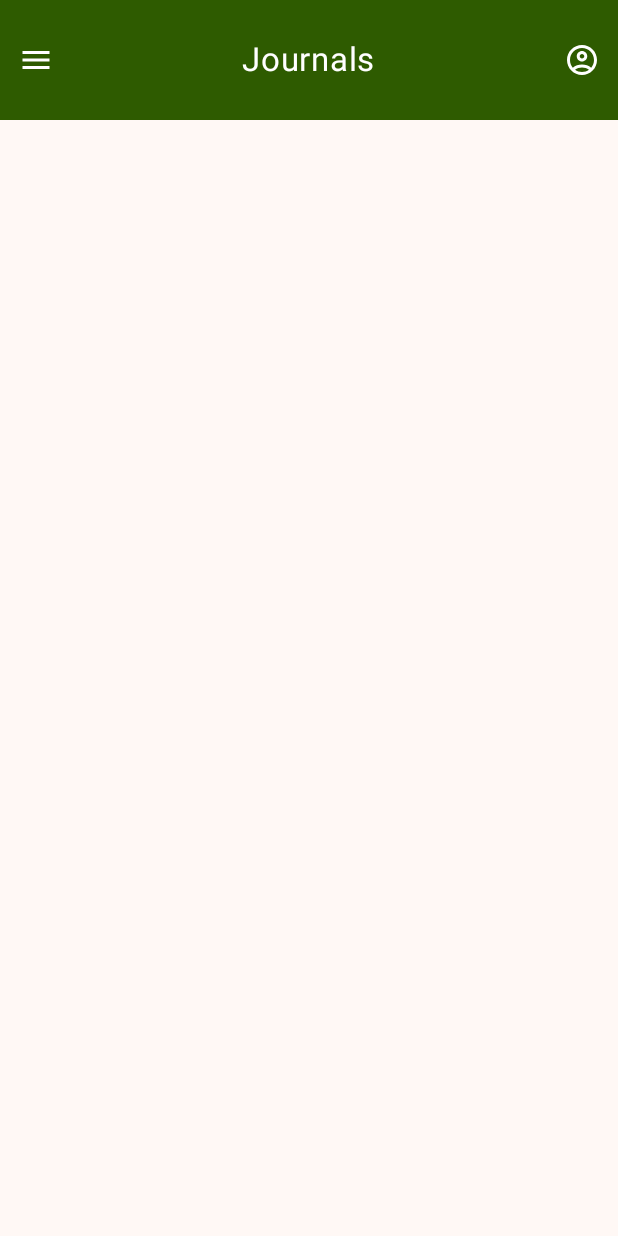
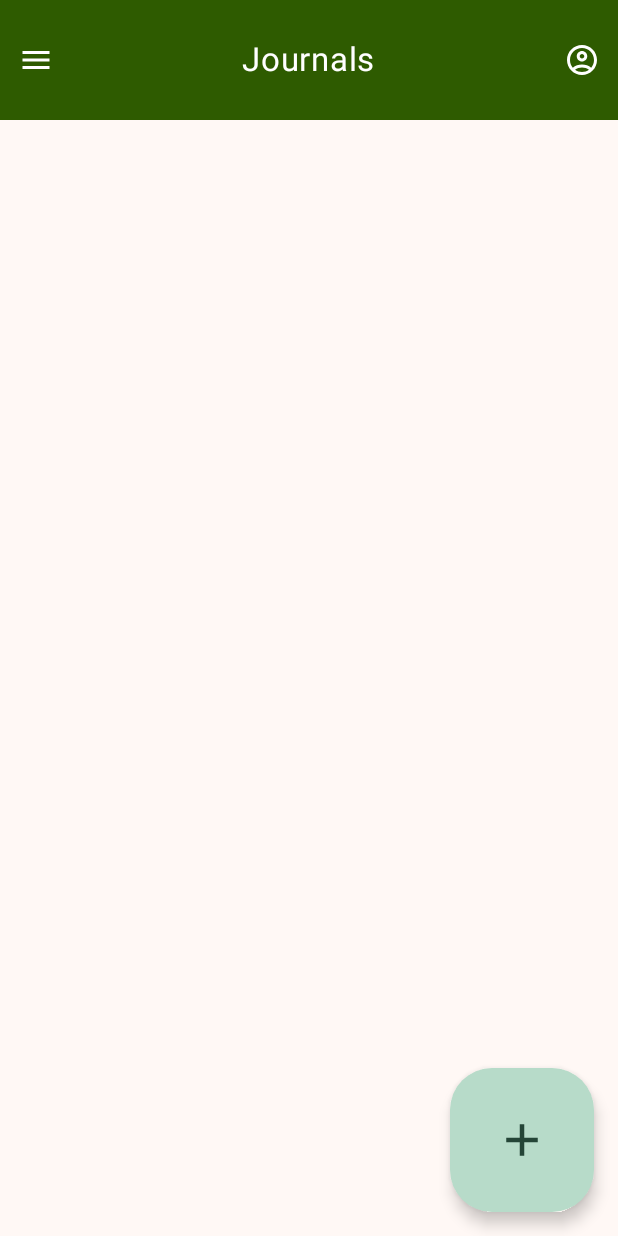
Before and after one commit to Flairseed/leaf-log, an Android app built with Jetpack Compose: the composable JournalScreen shown on its own in the app's theme, on a phone screen of 412 x 824 dp. Run offline under Robolectric (Android 15) with nearby library versions, the phone set to English and light mode, and no system bars; our stand-ins replace Room's generated code; 1 statement that could not run was skipped.

Commit message:
update: add large FAB

```diff
--- a/LeafLog/app/src/main/java/com/example/leaflog/feature_journal/presentation/journals/JournalsScreen.kt
+++ b/LeafLog/app/src/main/java/com/example/leaflog/feature_journal/presentation/journals/JournalsScreen.kt
@@ -6,10 +6,15 @@ import androidx.compose.foundation.layout.consumeWindowInsets
 import androidx.compose.foundation.layout.fillMaxSize
 import androidx.compose.foundation.layout.fillMaxWidth
 import androidx.compose.foundation.layout.padding
+import androidx.compose.foundation.layout.size
 import androidx.compose.foundation.lazy.grid.GridCells
 import androidx.compose.foundation.lazy.grid.LazyVerticalGrid
 import androidx.compose.foundation.lazy.grid.items
+import androidx.compose.material.icons.Icons
+import androidx.compose.material.icons.filled.Add
 import androidx.compose.material3.CircularProgressIndicator
+import androidx.compose.material3.Icon
+import androidx.compose.material3.LargeFloatingActionButton
 import androidx.compose.material3.Scaffold
 import androidx.compose.material3.SnackbarHost
 import androidx.compose.material3.SnackbarHostState
@@ -30,6 +35,8 @@ fun JournalScreen(
     viewModel: JournalsViewModel = viewModel()
 ) {
     val background = Color(0xFFFFF8F5)
+    val secondaryContainer = Color(0xFFB7DBC9)
+    val onSecondaryContainer = Color(0xFF244537)
     val snackBarHostState = remember { SnackbarHostState() }
 
     LaunchedEffect(key1 = true) {
@@ -54,6 +61,19 @@ fun JournalScreen(
                 onMenuClicked = { /*TODO*/ },
                 onProfileClicked = { /*TODO*/ }
             )
+        },
+        floatingActionButton = {
+            LargeFloatingActionButton(
+                containerColor = secondaryContainer,
+                contentColor = onSecondaryContainer,
+                onClick = { /*TODO*/ }
+            ) {
+                Icon(
+                    modifier = Modifier.size(36.dp),
+                    imageVector = Icons.Default.Add,
+                    contentDescription = ""
+                )
+            }
         },
         containerColor = background
     ) {
```
